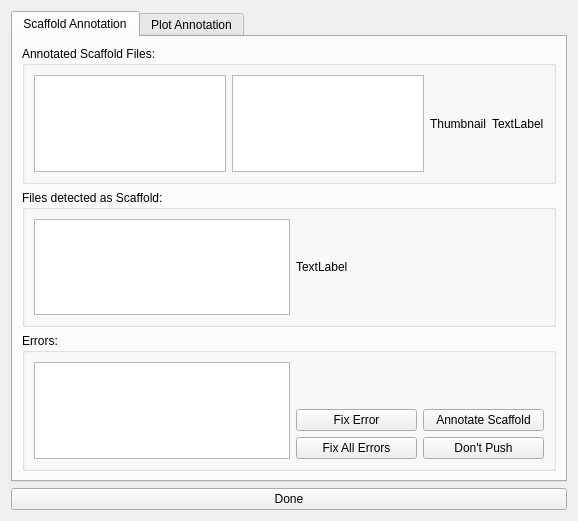
Before: the Qt Designer form mapclientplugins/sparccurationhelperstep/qt/sparccurationhelperwidget.ui in mapclient-plugins/mapclientplugins.sparccurationhelperstep, drawn with Qt 5.
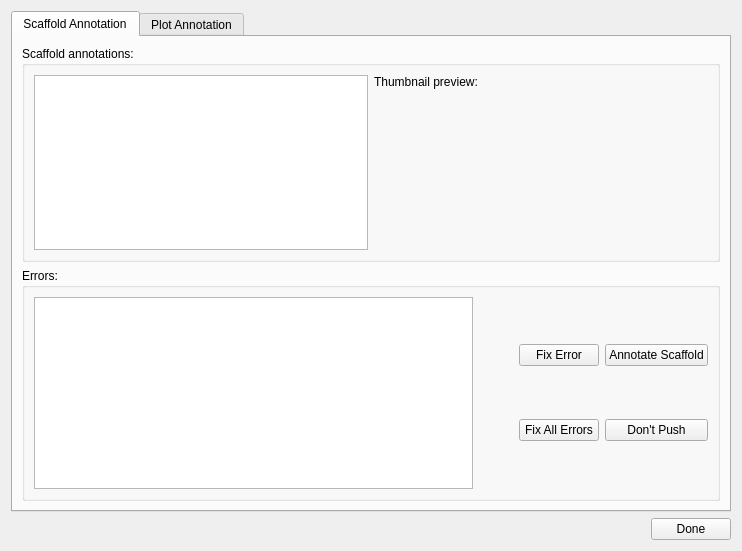
After: the same form once the commit is applied.

```diff
--- a/mapclientplugins/sparccurationhelperstep/qt/sparccurationhelperwidget.ui
+++ b/mapclientplugins/sparccurationhelperstep/qt/sparccurationhelperwidget.ui
@@ -6,15 +6,15 @@
    <rect>
     <x>0</x>
     <y>0</y>
-    <width>578</width>
-    <height>521</height>
+    <width>742</width>
+    <height>551</height>
    </rect>
   </property>
   <property name="windowTitle">
    <string>Sparc Curation Helper</string>
   </property>
-  <layout class="QGridLayout" name="gridLayout">
-   <item row="0" column="0">
+  <layout class="QVBoxLayout" name="verticalLayout">
+   <item>
     <widget class="QTabWidget" name="tabWidget">
      <property name="currentIndex">
       <number>0</number>
@@ -23,60 +23,90 @@
       <attribute name="title">
        <string>Scaffold Annotation</string>
       </attribute>
-      <layout class="QGridLayout" name="gridLayout">
+      <layout class="QGridLayout" name="gridLayout3">
        <item row="0" column="0">
-        <widget class="QGroupBox" name="groupBox">
+        <widget class="QGroupBox" name="groupBoxScaffoldAnntotations">
          <property name="title">
-          <string>Annotated Scaffold Files:</string>
+          <string>Scaffold annotations:</string>
          </property>
-         <layout class="QGridLayout" name="gridLayout">
-          <item row="0" column="3">
-           <widget class="QLabel" name="scaffold_annotation_label">
+         <layout class="QHBoxLayout" name="horizontalLayout_2">
+          <item>
+           <widget class="QTableView" name="tableViewScaffoldAnnotations">
             <property name="sizePolicy">
              <sizepolicy hsizetype="Expanding" vsizetype="Expanding">
               <horstretch>0</horstretch>
               <verstretch>0</verstretch>
              </sizepolicy>
             </property>
-            <property name="text">
-             <string>TextLabel</string>
+            <property name="sizeAdjustPolicy">
+             <enum>QAbstractScrollArea::AdjustToContents</enum>
             </property>
-           </widget>
-          </item>
-          <item row="0" column="0">
-           <widget class="QListView" name="scaffold_annotations_listView"/>
-          </item>
-            <item row="0" column="1">
-           <widget class="QListView" name="scaffold_views_listView"/>
-          </item>
-          <item row="0" column="2">
-           <widget class="QLabel" name="thumbnail_preview_label">
-            <property name="sizePolicy">
-             <sizepolicy hsizetype="Minimum" vsizetype="Minimum">
-              <horstretch>0</horstretch>
-              <verstretch>0</verstretch>
-             </sizepolicy>
+            <property name="selectionMode">
+             <enum>QAbstractItemView::SingleSelection</enum>
             </property>
-            <property name="text">
-             <string>Thumbnail</string>
+            <property name="selectionBehavior">
+             <enum>QAbstractItemView::SelectRows</enum>
             </property>
            </widget>
           </item>
+          <item>
+           <layout class="QVBoxLayout" name="verticalLayout_2">
+            <item>
+             <widget class="QLabel" name="thumbnail_preview_label">
+              <property name="sizePolicy">
+               <sizepolicy hsizetype="Minimum" vsizetype="Minimum">
+                <horstretch>0</horstretch>
+                <verstretch>0</verstretch>
+               </sizepolicy>
+              </property>
+              <property name="text">
+               <string>Thumbnail preview:</string>
+              </property>
+             </widget>
+            </item>
+            <item>
+             <widget class="QLabel" name="labelThumbnailPreview">
+              <property name="sizePolicy">
+               <sizepolicy hsizetype="Expanding" vsizetype="Expanding">
+                <horstretch>0</horstretch>
+                <verstretch>0</verstretch>
+               </sizepolicy>
+              </property>
+              <property name="text">
+               <string/>
+              </property>
+             </widget>
+            </item>
+            <item>
+             <spacer name="verticalSpacer">
+              <property name="orientation">
+               <enum>Qt::Vertical</enum>
+              </property>
+              <property name="sizeHint" stdset="0">
+               <size>
+                <width>20</width>
+                <height>40</height>
+               </size>
+              </property>
+             </spacer>
+            </item>
+           </layout>
+          </item>
          </layout>
         </widget>
        </item>
-       <item row="3" column="0">
-        <widget class="QGroupBox" name="groupBox">
+       <item row="2" column="0">
+        <widget class="QGroupBox" name="groupBoxErrors">
          <property name="layoutDirection">
           <enum>Qt::LeftToRight</enum>
          </property>
          <property name="title">
           <string>Errors:</string>
          </property>
-         <layout class="QGridLayout" name="gridLayout">
+         <layout class="QGridLayout" name="gridLayout2">
           <item row="0" column="1">
-           <layout class="QGridLayout" name="gridLayout_2">
-            <item row="1" column="1">
+           <layout class="QGridLayout" name="gridLayoutButtons">
+            <item row="0" column="2">
              <widget class="QPushButton" name="annotate_scaffold_button">
               <property name="sizePolicy">
                <sizepolicy hsizetype="Expanding" vsizetype="Fixed">
@@ -89,81 +119,56 @@
               </property>
              </widget>
             </item>
-            <item row="2" column="0">
-             <widget class="QPushButton" name="fixAllErrors_btn">
+            <item row="0" column="1">
+             <widget class="QPushButton" name="buttonFixError">
+              <property name="sizePolicy">
+               <sizepolicy hsizetype="Expanding" vsizetype="Fixed">
+                <horstretch>0</horstretch>
+                <verstretch>0</verstretch>
+               </sizepolicy>
+              </property>
+              <property name="text">
+               <string>Fix Error</string>
+              </property>
+             </widget>
+            </item>
+            <item row="1" column="1">
+             <widget class="QPushButton" name="buttonFixAllErrors">
               <property name="text">
                <string>Fix All Errors</string>
               </property>
              </widget>
             </item>
-            <item row="2" column="1">
+            <item row="1" column="2">
              <widget class="QPushButton" name="pushButton_3">
               <property name="text">
                <string>Don't Push</string>
               </property>
              </widget>
             </item>
-            <item row="1" column="0">
-             <widget class="QPushButton" name="fixError_btn">
-              <property name="sizePolicy">
-               <sizepolicy hsizetype="Expanding" vsizetype="Fixed">
-                <horstretch>0</horstretch>
-                <verstretch>0</verstretch>
-               </sizepolicy>
-              </property>
-              <property name="text">
-               <string>Fix Error</string>
-              </property>
-             </widget>
-            </item>
             <item row="0" column="0">
-             <widget class="QLabel" name="label">
-              <property name="sizePolicy">
-               <sizepolicy hsizetype="Preferred" vsizetype="Preferred">
-                <horstretch>0</horstretch>
-                <verstretch>0</verstretch>
-               </sizepolicy>
+             <spacer name="horizontalSpacer_2">
+              <property name="orientation">
+               <enum>Qt::Horizontal</enum>
               </property>
-              <property name="text">
-               <string/>
+              <property name="sizeHint" stdset="0">
+               <size>
+                <width>40</width>
+                <height>20</height>
+               </size>
               </property>
-             </widget>
-            </item>
-            <item row="0" column="1">
-             <widget class="QLabel" name="label_2">
-              <property name="text">
-               <string/>
-              </property>
-             </widget>
+             </spacer>
             </item>
            </layout>
           </item>
           <item row="0" column="0">
-           <widget class="QListView" name="errors_listView"/>
-          </item>
-         </layout>
-        </widget>
-       </item>
-       <item row="2" column="0">
-        <widget class="QGroupBox" name="groupBox">
-         <property name="title">
-          <string>Files detected as Scaffold:</string>
-         </property>
-         <layout class="QGridLayout" name="gridLayout">
-          <item row="0" column="0">
-           <widget class="QListView" name="scaffold_metadata_listView"/>
-          </item>
-          <item row="0" column="1">
-           <widget class="QLabel" name="scaffold_metadata_label">
+           <widget class="QListView" name="listViewErrors">
             <property name="sizePolicy">
              <sizepolicy hsizetype="Expanding" vsizetype="Expanding">
-              <horstretch>0</horstretch>
+              <horstretch>1</horstretch>
               <verstretch>0</verstretch>
              </sizepolicy>
             </property>
-            <property name="text">
-             <string>TextLabel</string>
-            </property>
            </widget>
           </item>
          </layout>
@@ -178,12 +183,29 @@
      </widget>
     </widget>
    </item>
-   <item row="1" column="0">
-    <widget class="QPushButton" name="pushButtonDone">
-     <property name="text">
-      <string>Done</string>
-     </property>
-    </widget>
+   <item>
+    <layout class="QHBoxLayout" name="horizontalLayout">
+     <item>
+      <spacer name="horizontalSpacer">
+       <property name="orientation">
+        <enum>Qt::Horizontal</enum>
+       </property>
+       <property name="sizeHint" stdset="0">
+        <size>
+         <width>40</width>
+         <height>20</height>
+        </size>
+       </property>
+      </spacer>
+     </item>
+     <item>
+      <widget class="QPushButton" name="pushButtonDone">
+       <property name="text">
+        <string>Done</string>
+       </property>
+      </widget>
+     </item>
+    </layout>
    </item>
   </layout>
  </widget>
```
